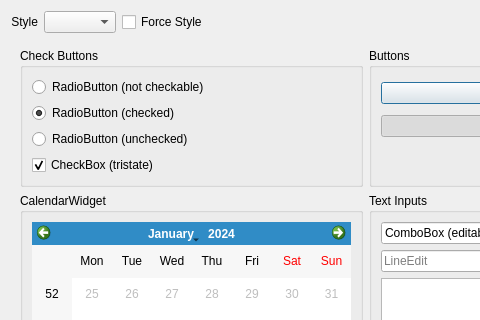
The window that qt/aqt/forms/widgets.ui (ankitects/anki) describes before a commit, drawn with Qt 5; both pictures show x 0 to 480 and y 0 to 320 of the 925 by 822 pixel window.
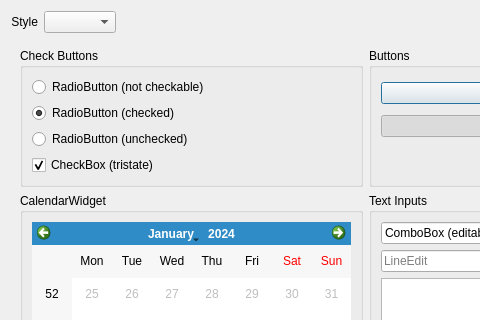
The same window after the commit.

```diff
--- a/qt/aqt/forms/widgets.ui
+++ b/qt/aqt/forms/widgets.ui
@@ -33,13 +33,6 @@
        </property>
       </widget>
      </item>
-     <item>
-      <widget class="QCheckBox" name="forceCheckBox">
-       <property name="text">
-        <string notr="true">Force Style</string>
-       </property>
-      </widget>
-     </item>
      <item>
       <spacer name="horizontalSpacer">
        <property name="orientation">
```
